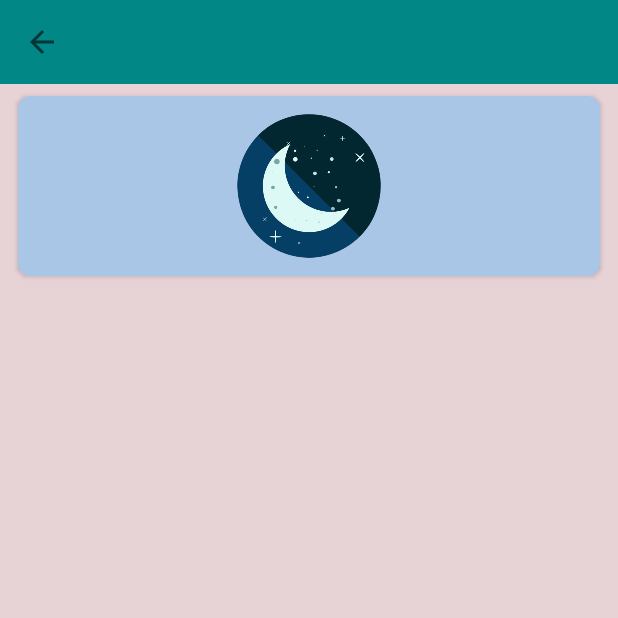
After one commit to HassanZz817/MyStory, an Android app: the StoryDetailsActivity screen opened directly, with no data from a screen before it, on a phone screen of 412 x 824 dp, the top half of it. The commit adds this screen. Run offline under Robolectric (Android 15) with nearby library versions, the phone set to English and light mode, and no system bars.

Commit message:
designing the Front End activity_story_details.xml +

```diff
--- a/app/src/main/AndroidManifest.xml
+++ b/app/src/main/AndroidManifest.xml
@@ -13,6 +13,13 @@
         android:supportsRtl="true"
         android:theme="@style/Theme.MyStory"
         tools:targetApi="31">
+        <activity
+            android:name=".StoryDetailsActivity"
+            android:exported="false">
+            <meta-data
+                android:name="android.app.lib_name"
+                android:value="" />
+        </activity>
         <activity
             android:name=".AddStoryActivity"
             android:exported="false">
@@ -34,7 +41,7 @@
         </activity>
         <activity
             android:name=".MainActivity"
-            android:exported="true"></activity>
+            android:exported="true" />
     </application>
 
 </manifest>
--- a/app/src/main/java/com/example/mystory/CustomAdapter.kt
+++ b/app/src/main/java/com/example/mystory/CustomAdapter.kt
@@ -1,17 +1,20 @@
 package com.example.mystory
 
 import android.content.Context
+import android.content.Intent
 import android.graphics.Color
 import android.view.LayoutInflater
 import android.view.View
 import android.view.ViewGroup
 import android.widget.TextView
 import androidx.cardview.widget.CardView
+import androidx.core.content.ContextCompat.startActivity
 import androidx.recyclerview.widget.RecyclerView
 import kotlin.random.Random
 
 
-class CustomAdapter(val storiesList:ArrayList<Story>, val context:Context): RecyclerView.Adapter<CustomAdapter.DataHolder>() {
+class CustomAdapter(val storiesList:ArrayList<Story>, val context:Context)
+    : RecyclerView.Adapter<CustomAdapter.DataHolder>() {
     override fun onCreateViewHolder(parent: ViewGroup, viewType: Int): DataHolder {
         val dataHolder = DataHolder(LayoutInflater.from(parent.context).inflate
             (R.layout.custom_layout,parent,false))
@@ -23,6 +26,13 @@ class CustomAdapter(val storiesList:ArrayList<Story>, val context:Context): Recy
         holder.subtitle.text = story.subtitle
         holder.storyLetter.text = story.title[0].toString()
         generateColors(holder,position)
+
+        holder.itemView.setOnClickListener{
+            val i = Intent(context,StoryDetailsActivity::class.java)
+            i.putExtra("title",story.title)
+            i.putExtra("desc",story.description)
+            context.startActivity(i)
+        }
 
 
     }
--- a/app/src/main/java/com/example/mystory/MainActivity.kt
+++ b/app/src/main/java/com/example/mystory/MainActivity.kt
@@ -34,6 +34,7 @@ class MainActivity : AppCompatActivity() {
         updateEmailInHeader(email!!)
         drawerClick()
         openAddStoryActivity()
+        displayStories()
     }
     private fun connectViews(){
 
@@ -87,4 +88,18 @@ class MainActivity : AppCompatActivity() {
             startActivity(i)
         }
     }
+    private fun displayStories(){
+        val storiesArray = ArrayList<Story>()
+        storiesArray.add(Story("here goes the title","here you write subtitle","" +
+"fdfdfdfxfdfdv vcvdfgg"))
+        storiesArray.add(Story("this just to show you that the letter change ","here you write subtitle","" +
+                "and here you write description to your story in depth"))
+
+        storiesArray.add(Story("Love kotlin","here you write subtitle","" +
+                "and here you write description to your story in depth"))
+
+        val customAdapter = CustomAdapter(storiesArray,this)
+        recyclerView.adapter = customAdapter
+
+    }
 }
--- /dev/null
+++ b/app/src/main/java/com/example/mystory/StoryDetailsActivity.kt
@@ -0,0 +1,41 @@
+package com.example.mystory
+
+import androidx.appcompat.app.AppCompatActivity
+import android.os.Bundle
+import android.text.method.ScrollingMovementMethod
+import android.widget.TextView
+import androidx.appcompat.widget.Toolbar
+
+class StoryDetailsActivity : AppCompatActivity() {
+
+    lateinit var toolbarView:Toolbar
+    lateinit var textViewStoryDesc:TextView
+
+
+    override fun onCreate(savedInstanceState: Bundle?) {
+        super.onCreate(savedInstanceState)
+        setContentView(R.layout.activity_story_details)
+
+        connectViews()
+        setSupportActionBar(toolbarView)
+        supportActionBar?.setDisplayHomeAsUpEnabled(true)
+
+        // Receive Var
+        val title = intent.getStringExtra("title")
+        val description = intent.getStringExtra("desc")
+
+        supportActionBar?.title = title
+        toolbarView.setNavigationOnClickListener{
+            onBackPressed()
+        }
+
+        textViewStoryDesc.text = description
+        textViewStoryDesc.movementMethod = ScrollingMovementMethod()
+    }
+    private fun connectViews(){
+        toolbarView = findViewById(R.id.toolbar)
+        textViewStoryDesc = findViewById(R.id.tvDesc)
+    }
+
+
+}
--- /dev/null
+++ b/app/src/main/res/layout/activity_story_details.xml
@@ -0,0 +1,60 @@
+<?xml version="1.0" encoding="utf-8"?>
+<androidx.constraintlayout.widget.ConstraintLayout xmlns:android="http://schemas.android.com/apk/res/android"
+    xmlns:app="http://schemas.android.com/apk/res-auto"
+    xmlns:tools="http://schemas.android.com/tools"
+    android:layout_width="match_parent"
+    android:layout_height="match_parent"
+    android:background="#3823"
+    tools:context=".StoryDetailsActivity">
+
+
+    <androidx.appcompat.widget.Toolbar
+        android:id="@+id/toolbar"
+        android:layout_width="match_parent"
+        android:layout_height="?attr/actionBarSize"
+        android:background="@color/teal_700"
+        app:layout_constraintTop_toTopOf="parent"
+        app:layout_constraintEnd_toEndOf="parent"
+        app:layout_constraintStart_toStartOf="parent"/>
+
+    <androidx.cardview.widget.CardView
+        android:id="@+id/cv"
+        android:layout_width="match_parent"
+        android:layout_height="wrap_content"
+        app:cardBackgroundColor="#AAC6E7"
+        app:cardCornerRadius="8dp"
+        app:layout_constraintEnd_toEndOf="parent"
+        android:layout_marginEnd="12dp"
+        android:layout_marginStart="12dp"
+        android:layout_marginTop="8dp"
+        app:layout_constraintStart_toStartOf="parent"
+        app:layout_constraintTop_toBottomOf="@+id/toolbar">
+
+        <ImageView
+            android:layout_width="wrap_content"
+            android:layout_height="120dp"
+            android:padding="12dp"
+            android:src="@drawable/moon" />
+
+    </androidx.cardview.widget.CardView>
+
+    <TextView
+        android:id="@+id/tvDesc"
+        android:layout_width="match_parent"
+        android:layout_height="0dp"
+        android:layout_marginStart="12dp"
+        android:layout_marginTop="8dp"
+        android:layout_marginEnd="12dp"
+        android:layout_marginBottom="8dp"
+        android:focusable="true"
+        android:fontFamily="sans-serif"
+        android:scrollbars="vertical"
+        android:text=" "
+        android:textColor="@color/black"
+        android:textSize="16dp"
+        app:layout_constraintBottom_toBottomOf="parent"
+        app:layout_constraintEnd_toEndOf="parent"
+        app:layout_constraintStart_toStartOf="parent"
+        app:layout_constraintTop_toBottomOf="@id/cv" />
+
+</androidx.constraintlayout.widget.ConstraintLayout>
```
